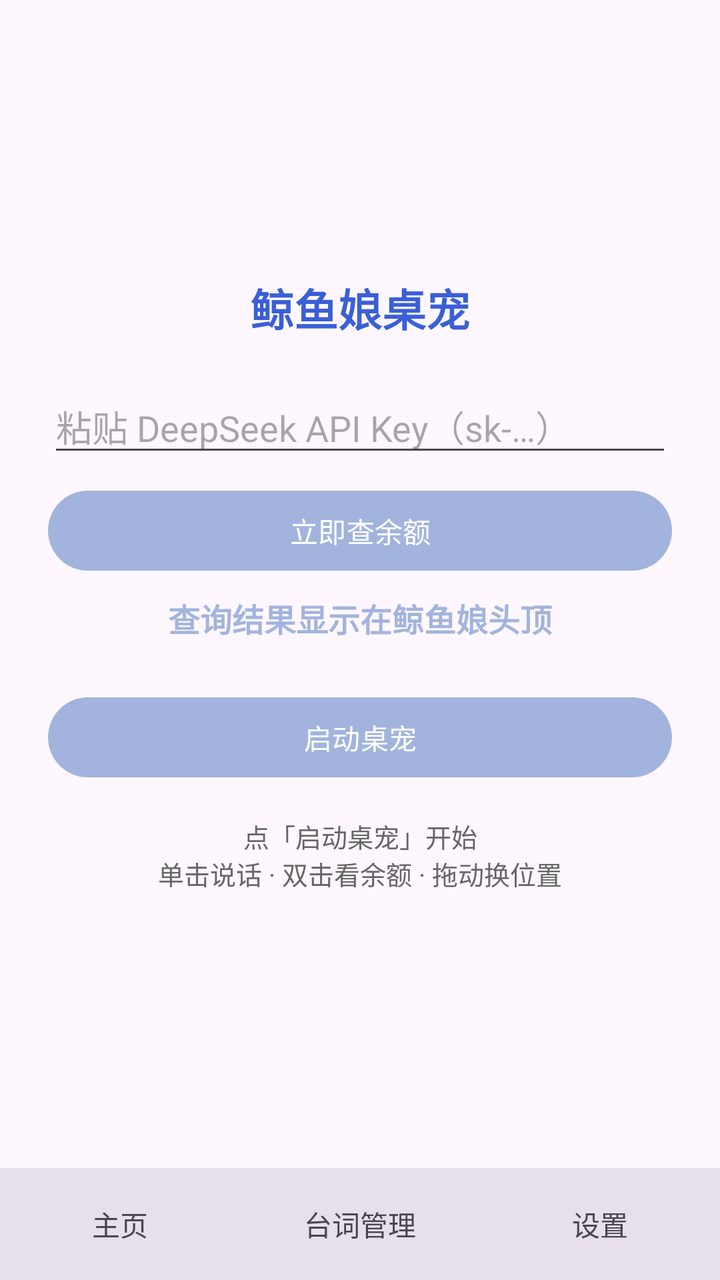
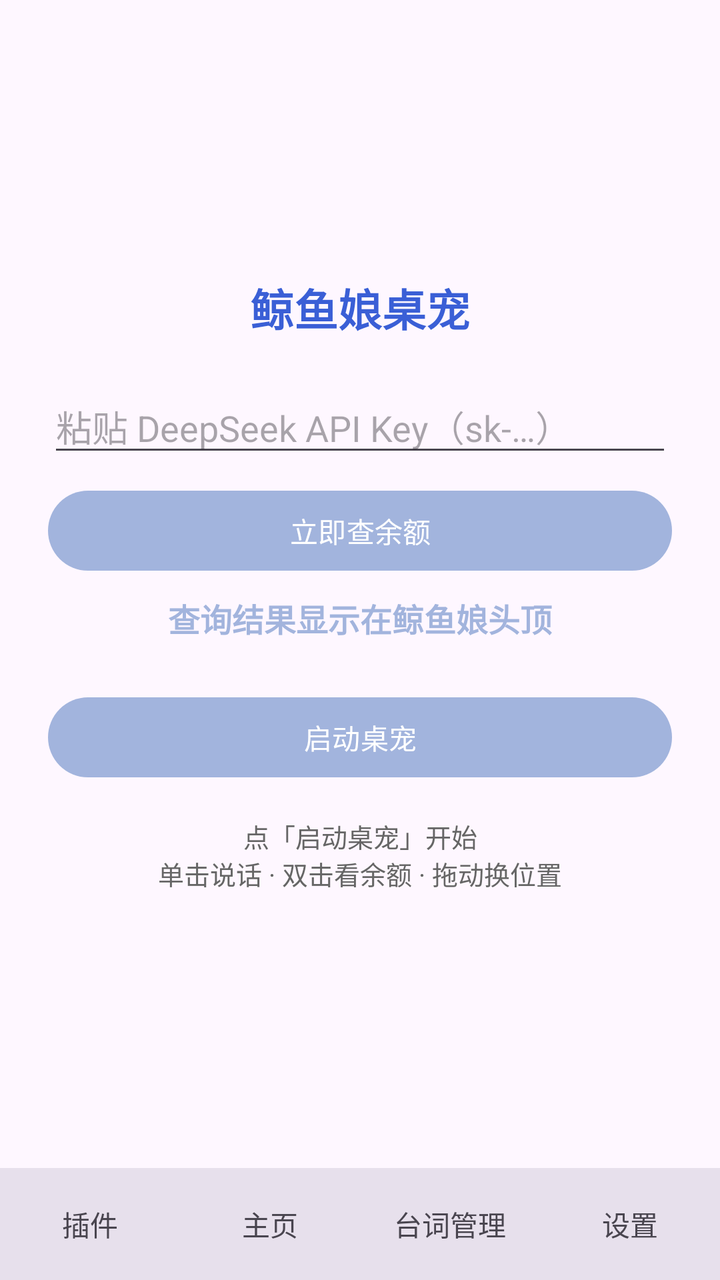

Compare the two renders of this Android layout. The source of the first and the diff that turns it into the second are given below.
<!-- AndroidManifest.xml: application theme Theme.WhalePet -->
<!-- res/layout/activity_main.xml -->
<?xml version="1.0" encoding="utf-8"?>
<LinearLayout xmlns:android="http://schemas.android.com/apk/res/android"
    android:id="@+id/root_layout"
    android:layout_width="match_parent"
    android:layout_height="match_parent"
    android:orientation="vertical">

    <FrameLayout
        android:layout_width="match_parent"
        android:layout_height="0dp"
        android:layout_weight="1">

        
        <include
            android:id="@+id/page_home"
            layout="@layout/page_home"
            android:layout_width="match_parent"
            android:layout_height="match_parent" />

        
        <include
            android:id="@+id/page_lines"
            layout="@layout/page_lines"
            android:layout_width="match_parent"
            android:layout_height="match_parent"
            android:visibility="gone" />

        
        <include
            android:id="@+id/page_settings"
            layout="@layout/page_settings"
            android:layout_width="match_parent"
            android:layout_height="match_parent"
            android:visibility="gone" />
    </FrameLayout>

    
    <LinearLayout
        android:id="@+id/bottom_bar"
        android:layout_width="match_parent"
        android:layout_height="56dp"
        android:background="?attr/colorSurfaceVariant"
        android:orientation="horizontal">

        <TextView
            android:id="@+id/tab_home"
            android:layout_width="0dp"
            android:layout_height="match_parent"
            android:layout_weight="1"
            android:gravity="center"
            android:text="@string/tab_home"
            android:textSize="14sp" />

        <TextView
            android:id="@+id/tab_lines"
            android:layout_width="0dp"
            android:layout_height="match_parent"
            android:layout_weight="1"
            android:gravity="center"
            android:text="@string/tab_lines"
            android:textSize="14sp" />

        <TextView
            android:id="@+id/tab_settings"
            android:layout_width="0dp"
            android:layout_height="match_parent"
            android:layout_weight="1"
            android:gravity="center"
            android:text="@string/tab_settings"
            android:textSize="14sp" />
    </LinearLayout>
</LinearLayout>
<!-- res/layout/page_home.xml (included above) -->
<?xml version="1.0" encoding="utf-8"?>
<ScrollView xmlns:android="http://schemas.android.com/apk/res/android"
    android:layout_width="match_parent"
    android:layout_height="match_parent"
    android:fillViewport="true">

    <LinearLayout
        android:layout_width="match_parent"
        android:layout_height="wrap_content"
        android:gravity="center_vertical|center_horizontal"
        android:orientation="vertical"
        android:padding="24dp">

        <TextView
            android:layout_width="wrap_content"
            android:layout_height="wrap_content"
            android:layout_gravity="center_horizontal"
            android:layout_marginBottom="20dp"
            android:text="@string/main_title"
            android:textColor="@color/ic_launcher_background"
            android:textSize="22sp"
            android:textStyle="bold" />

        
        <EditText
            android:id="@+id/et_api_key"
            android:layout_width="match_parent"
            android:layout_height="wrap_content"
            android:hint="@string/api_key_hint"
            android:importantForAutofill="no"
            android:inputType="textPassword" />

        
        <Button
            android:id="@+id/btn_check_balance"
            android:layout_width="match_parent"
            android:layout_height="wrap_content"
            android:layout_marginTop="8dp"
            android:text="@string/check_balance_now" />

        <TextView
            android:id="@+id/tv_balance"
            android:layout_width="match_parent"
            android:layout_height="wrap_content"
            android:layout_marginTop="8dp"
            android:gravity="center"
            android:text="@string/balance_hint"
            android:textColor="#A2B4DD"
            android:textSize="16sp"
            android:textStyle="bold" />

        
        <Button
            android:id="@+id/btn_toggle"
            android:layout_width="match_parent"
            android:layout_height="wrap_content"
            android:layout_marginTop="24dp"
            android:text="@string/start_service" />

        <TextView
            android:layout_width="match_parent"
            android:layout_height="wrap_content"
            android:layout_marginTop="16dp"
            android:gravity="center"
            android:text="@string/home_hint"
            android:textColor="#666666"
            android:textSize="13sp" />
    </LinearLayout>
</ScrollView>
<!-- res/layout/page_lines.xml (included above) -->
<?xml version="1.0" encoding="utf-8"?>
<ScrollView xmlns:android="http://schemas.android.com/apk/res/android"
    android:layout_width="match_parent"
    android:layout_height="match_parent"
    android:fillViewport="true">

    <LinearLayout
        android:layout_width="match_parent"
        android:layout_height="wrap_content"
        android:orientation="vertical"
        android:padding="24dp">

        
        <LinearLayout
            android:layout_width="match_parent"
            android:layout_height="wrap_content"
            android:gravity="center_vertical"
            android:orientation="horizontal">

            <TextView
                android:layout_width="0dp"
                android:layout_height="wrap_content"
                android:layout_weight="1"
                android:text="@string/lines_title"
                android:textSize="18sp"
                android:textStyle="bold" />

            <Button
                android:id="@+id/btn_add_line"
                style="?attr/materialButtonOutlinedStyle"
                android:layout_width="wrap_content"
                android:layout_height="wrap_content"
                android:contentDescription="@string/add_line_hint"
                android:insetBottom="0dp"
                android:insetTop="0dp"
                android:minHeight="28dp"
                android:minWidth="0dp"
                android:paddingLeft="6dp"
                android:paddingRight="6dp"
                android:text="➕"
                android:textSize="12sp" />
        </LinearLayout>

        <TextView
            android:layout_width="match_parent"
            android:layout_height="wrap_content"
            android:layout_marginTop="4dp"
            android:alpha="0.7"
            android:text="@string/lines_hint"
            android:textSize="12sp" />

        
        <LinearLayout
            android:layout_width="match_parent"
            android:layout_height="wrap_content"
            android:layout_marginTop="10dp"
            android:orientation="horizontal">

            <Button
                android:id="@+id/tab_line_normal"
                style="?attr/materialButtonOutlinedStyle"
                android:layout_width="0dp"
                android:layout_height="wrap_content"
                android:layout_weight="1"
                android:insetBottom="0dp"
                android:insetTop="0dp"
                android:minHeight="32dp"
                android:minWidth="0dp"
                android:text="@string/line_type_normal"
                android:textSize="12sp" />

            <Button
                android:id="@+id/tab_line_gain"
                style="?attr/materialButtonOutlinedStyle"
                android:layout_width="0dp"
                android:layout_height="wrap_content"
                android:layout_marginStart="6dp"
                android:layout_weight="1"
                android:insetBottom="0dp"
                android:insetTop="0dp"
                android:minHeight="32dp"
                android:minWidth="0dp"
                android:text="@string/line_type_gain"
                android:textSize="12sp" />

            <Button
                android:id="@+id/tab_line_loss"
                style="?attr/materialButtonOutlinedStyle"
                android:layout_width="0dp"
                android:layout_height="wrap_content"
                android:layout_marginStart="6dp"
                android:layout_weight="1"
                android:insetBottom="0dp"
                android:insetTop="0dp"
                android:minHeight="32dp"
                android:minWidth="0dp"
                android:text="@string/line_type_loss"
                android:textSize="12sp" />
        </LinearLayout>

        <LinearLayout
            android:id="@+id/ll_lines"
            android:layout_width="match_parent"
            android:layout_height="wrap_content"
            android:layout_marginTop="12dp"
            android:orientation="vertical" />
    </LinearLayout>
</ScrollView>
<!-- res/layout/page_settings.xml (included above) -->
<?xml version="1.0" encoding="utf-8"?>
<ScrollView xmlns:android="http://schemas.android.com/apk/res/android"
    android:layout_width="match_parent"
    android:layout_height="match_parent"
    android:fillViewport="true">

    <LinearLayout
        android:layout_width="match_parent"
        android:layout_height="wrap_content"
        android:orientation="vertical"
        android:padding="24dp">

        <TextView
            android:layout_width="wrap_content"
            android:layout_height="wrap_content"
            android:text="@string/settings_title"
            android:textSize="18sp"
            android:textStyle="bold" />

        <TextView
            android:layout_width="match_parent"
            android:layout_height="wrap_content"
            android:layout_marginTop="4dp"
            android:alpha="0.7"
            android:text="@string/settings_perm_hint"
            android:textSize="12sp" />

        
        <Button
            android:id="@+id/btn_overlay"
            android:layout_width="match_parent"
            android:layout_height="wrap_content"
            android:layout_marginTop="12dp"
            android:text="@string/grant_overlay" />

        
        <Button
            android:id="@+id/btn_battery"
            android:layout_width="match_parent"
            android:layout_height="wrap_content"
            android:layout_marginTop="8dp"
            android:text="@string/battery_whitelist" />

        
        <Button
            android:id="@+id/btn_notif_settings"
            android:layout_width="match_parent"
            android:layout_height="wrap_content"
            android:layout_marginTop="20dp"
            android:text="@string/notif_settings" />

        
        <Button
            android:id="@+id/btn_plugins"
            android:layout_width="match_parent"
            android:layout_height="wrap_content"
            android:layout_marginTop="20dp"
            android:text="@string/plugins_entry" />

        
        <Button
            android:id="@+id/btn_about"
            android:layout_width="match_parent"
            android:layout_height="wrap_content"
            android:layout_marginTop="12dp"
            android:text="@string/about_entry" />
    </LinearLayout>
</ScrollView>
<!-- resources referenced by this layout -->
<resources>
  <color name="ic_launcher_background">#3A5FD6</color>
  <string name="about_entry">关于鲸鱼娘桌宠</string>
  <string name="add_line_hint">添加台词</string>
  <string name="api_key_hint">粘贴 DeepSeek API Key（sk-…）</string>
  <string name="balance_hint">查询结果显示在鲸鱼娘头顶</string>
  <string name="battery_whitelist">加入电池优化白名单</string>
  <string name="check_balance_now">立即查余额</string>
  <string name="grant_overlay">授予悬浮窗权限</string>
  <string name="home_hint">点「启动桌宠」开始\n单击说话 · 双击看余额 · 拖动换位置</string>
  <string name="line_type_gain">充值</string>
  <string name="line_type_loss">消费</string>
  <string name="line_type_normal">普通</string>
  <string name="lines_hint">点右上角 ➕ 添加；🖊 编辑、❌ 删除。上方可切换三类台词：普通（单击时说）、充值（余额增加时说）、消费（余额减少时说）。</string>
  <string name="lines_title">台词管理</string>
  <string name="main_title">鲸鱼娘桌宠</string>
  <string name="notif_settings">通知设置</string>
  <string name="plugins_entry">插件</string>
  <string name="settings_perm_hint">点下面按钮前往系统设置完成授权</string>
  <string name="settings_title">设置</string>
  <string name="start_service">启动桌宠</string>
  <string name="tab_home">主页</string>
  <string name="tab_lines">台词管理</string>
  <string name="tab_settings">设置</string>
  <style name="Theme.WhalePet" parent="Theme.Material3.DayNight.NoActionBar">
          
          <item name="colorPrimary">#A2B4DD</item>
          <item name="colorOnPrimary">#FFFFFF</item>
          <item name="colorPrimaryContainer">#D6DEF2</item>
          <item name="colorOnPrimaryContainer">#22315E</item>
          <item name="android:statusBarColor">@android:color/transparent</item>
      </style>
</resources>

<!-- the commit's change to res/layout/activity_main.xml (unified diff, before → after) -->
@@ -12,6 +12,14 @@
 
         
         <include
+            android:id="@+id/page_plugins"
+            layout="@layout/page_plugins"
+            android:layout_width="match_parent"
+            android:layout_height="match_parent"
+            android:visibility="gone" />
+
+        
+        <include
             android:id="@+id/page_home"
             layout="@layout/page_home"
             android:layout_width="match_parent"
@@ -41,6 +49,15 @@
         android:layout_height="56dp"
         android:background="?attr/colorSurfaceVariant"
         android:orientation="horizontal">
+
+        <TextView
+            android:id="@+id/tab_plugins"
+            android:layout_width="0dp"
+            android:layout_height="match_parent"
+            android:layout_weight="1"
+            android:gravity="center"
+            android:text="@string/tab_plugins"
+            android:textSize="14sp" />
 
         <TextView
             android:id="@+id/tab_home"
@@ -70,6 +87,79 @@
             android:textSize="14sp" />
     </LinearLayout>
 </LinearLayout>
+<!-- res/layout/page_plugins.xml (included above) -->
+<?xml version="1.0" encoding="utf-8"?>
+<ScrollView xmlns:android="http://schemas.android.com/apk/res/android"
+    android:layout_width="match_parent"
+    android:layout_height="match_parent"
+    android:fillViewport="true">
+
+    <LinearLayout
+        android:layout_width="match_parent"
+        android:layout_height="wrap_content"
+        android:orientation="vertical"
+        android:padding="24dp">
+
+        <LinearLayout
+            android:layout_width="match_parent"
+            android:layout_height="wrap_content"
+            android:gravity="center_vertical"
+            android:orientation="horizontal">
+
+            <TextView
+                android:layout_width="0dp"
+                android:layout_height="wrap_content"
+                android:layout_weight="1"
+                android:text="@string/tab_plugins"
+                android:textSize="18sp"
+                android:textStyle="bold" />
+
+            <Button
+                android:id="@+id/btn_plugin_sample"
+                style="?attr/materialButtonOutlinedStyle"
+                android:layout_width="wrap_content"
+                android:layout_height="wrap_content"
+                android:insetBottom="0dp"
+                android:insetTop="0dp"
+                android:minHeight="32dp"
+                android:minWidth="0dp"
+                android:paddingLeft="10dp"
+                android:paddingRight="10dp"
+                android:text="@string/plugin_install_sample"
+                android:textSize="12sp" />
+
+            <Button
+                android:id="@+id/btn_plugin_install"
+                style="?attr/materialButtonOutlinedStyle"
+                android:layout_width="wrap_content"
+                android:layout_height="wrap_content"
+                android:layout_marginStart="6dp"
+                android:insetBottom="0dp"
+                android:insetTop="0dp"
+                android:minHeight="32dp"
+                android:minWidth="0dp"
+                android:paddingLeft="10dp"
+                android:paddingRight="10dp"
+                android:text="@string/plugin_install"
+                android:textSize="12sp" />
+        </LinearLayout>
+
+        <TextView
+            android:layout_width="match_parent"
+            android:layout_height="wrap_content"
+            android:layout_marginTop="4dp"
+            android:alpha="0.7"
+            android:text="@string/plugins_page_hint"
+            android:textSize="12sp" />
+
+        <LinearLayout
+            android:id="@+id/ll_plugins"
+            android:layout_width="match_parent"
+            android:layout_height="wrap_content"
+            android:layout_marginTop="12dp"
+            android:orientation="vertical" />
+    </LinearLayout>
+</ScrollView>
 <!-- res/layout/page_home.xml (included above) -->
 <?xml version="1.0" encoding="utf-8"?>
 <ScrollView xmlns:android="http://schemas.android.com/apk/res/android"
@@ -303,14 +393,6 @@
 
         
         <Button
-            android:id="@+id/btn_plugins"
-            android:layout_width="match_parent"
-            android:layout_height="wrap_content"
-            android:layout_marginTop="20dp"
-            android:text="@string/plugins_entry" />
-
-        
-        <Button
             android:id="@+id/btn_about"
             android:layout_width="match_parent"
             android:layout_height="wrap_content"
<!-- resource entries referenced after the edit -->
@@ -16,12 +16,15 @@
   <string name="lines_title">台词管理</string>
   <string name="main_title">鲸鱼娘桌宠</string>
   <string name="notif_settings">通知设置</string>
-  <string name="plugins_entry">插件</string>
+  <string name="plugin_install">安装</string>
+  <string name="plugin_install_sample">安装示例插件</string>
+  <string name="plugins_page_hint">插件可监听单击 / 双击 / 余额变化等事件；能力需授权，敏感操作每次确认，调用全程记录。</string>
   <string name="settings_perm_hint">点下面按钮前往系统设置完成授权</string>
   <string name="settings_title">设置</string>
   <string name="start_service">启动桌宠</string>
   <string name="tab_home">主页</string>
   <string name="tab_lines">台词管理</string>
+  <string name="tab_plugins">插件</string>
   <string name="tab_settings">设置</string>
   <style name="Theme.WhalePet" parent="Theme.Material3.DayNight.NoActionBar">
           
